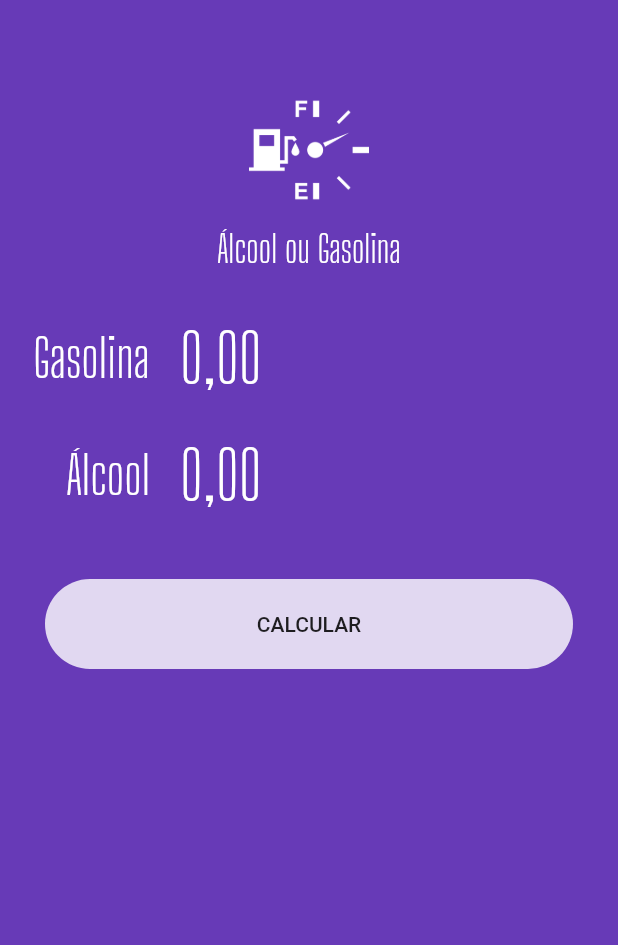
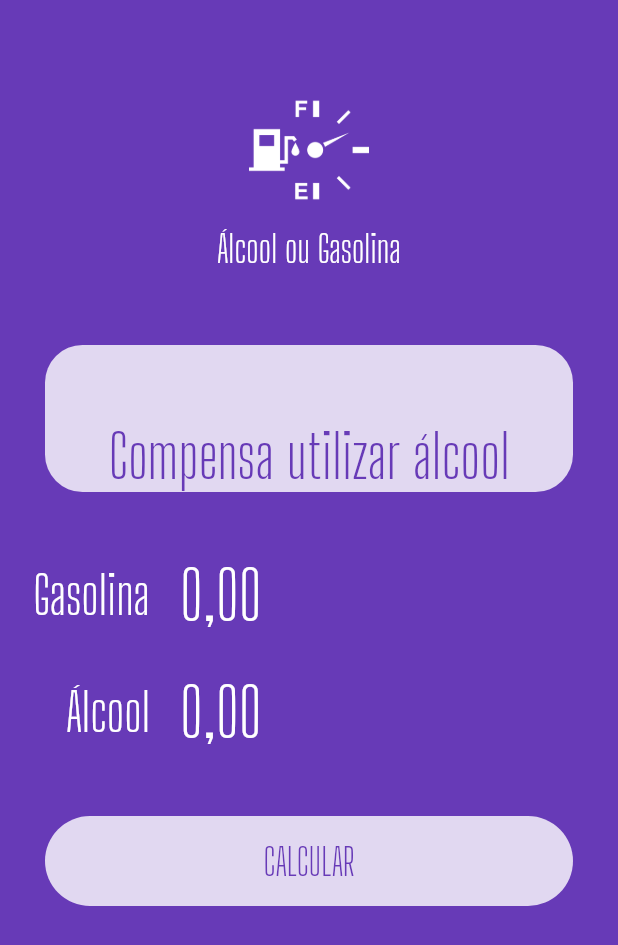
Before and after one commit to jamesSena/aorg, a Flutter app: the screen it shows after launch, on a phone screen of 412 x 824 dp. Shown: the top 945 px of the screen. Run offline on Flutter 3.47's test engine with Material 2 defaults, Android fonts, the phone set to English and light mode, and no system bars; our stand-ins replace flutter_masked_text.

Commit message:
criando uma container (label) para exibir o resultado

```diff
--- a/lib/main.dart
+++ b/lib/main.dart
@@ -30,6 +30,28 @@ class HomePage extends StatelessWidget {
       body: ListView(
         children: <Widget>[
           Logo(),
+          Container(
+            margin: EdgeInsets.all(30),
+            decoration: BoxDecoration(
+              color: Colors.white.withOpacity(0.8),
+              borderRadius: BorderRadius.circular(25),
+            ),
+            child: Column(
+              children: <Widget>[
+                SizedBox(height: 50,),
+                Text(
+                  "Compensa utilizar álcool",
+                  textAlign: TextAlign.center,
+                  style: TextStyle(
+                    color:Theme.of(context).primaryColor,
+                    fontSize: 40,
+                    fontFamily: "Big Shoulders Display",
+                  ),
+
+                ),
+              ],
+            ),
+          ),
           Input(
             label:"Gasolina",
             ctrl: _gasCtrl,
@@ -47,7 +69,17 @@ class HomePage extends StatelessWidget {
 
             ),
             child: FlatButton(
-              child: Text("CALCULAR"),
+              child: Text(
+                "CALCULAR",
+                style: TextStyle(
+                  color: Theme.of(context).primaryColor,
+                  fontSize: 25,
+                  fontFamily: "Big Shoulders Display",
+                  ),
+
+
+                ),
+
               onPressed: (){},
             ),
           ),
```
